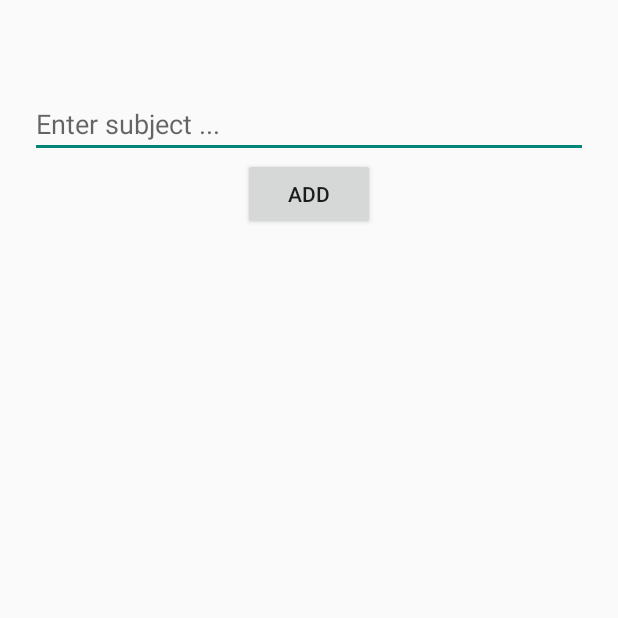
After one commit to daylermorais/MyNotes, an Android app: the Add_subject screen opened directly, with no data from a screen before it, on a phone screen of 412 x 824 dp, the top half of it. The commit adds this screen. Run offline under Robolectric (Android 15) with nearby library versions, the phone set to English and light mode, and no system bars.

Commit message:
Use Database

```diff
--- /dev/null
+++ b/app/src/main/java/com/daylermorais/android/mynotes/Add_subject.java
@@ -0,0 +1,50 @@
+package com.daylermorais.android.mynotes;
+
+import android.content.Intent;
+import android.os.Bundle;
+import android.view.View;
+import android.app.Activity;
+import android.widget.Button;
+import android.widget.EditText;
+
+import com.daylermorais.android.mynotes.data.MyNotesProvider;
+
+import java.sql.SQLException;
+
+public class Add_subject extends Activity implements View.OnClickListener{
+    EditText et;
+    Button add_bt;
+    MyNotesProvider dbcon;
+
+    @Override
+    protected void onCreate(Bundle savedInstanceState){
+        super.onCreate(savedInstanceState);
+        setContentView(R.layout.add_subject);
+        et = (EditText) findViewById(R.id.subject_et_id);
+        add_bt = (Button) findViewById(R.id.add_bt_id);
+
+        dbcon = new MyNotesProvider(this);
+        try {
+            dbcon.open();
+        } catch (SQLException e) {
+            e.printStackTrace();
+        }
+        add_bt.setOnClickListener(this);
+    }
+
+    @Override
+    public void onClick(View v){
+        switch ((v.getId())){
+            case R.id.add_bt_id:
+                String subject = et.getText().toString();
+                dbcon.insertSubject(subject);
+                Intent main = new Intent(Add_subject.this, MainActivity.class)
+                        .setFlags(Intent.FLAG_ACTIVITY_CLEAR_TOP);
+                startActivity(main);
+
+            default:
+                break;
+        }
+    }
+
+}
--- /dev/null
+++ b/app/src/main/java/com/daylermorais/android/mynotes/data/MyNotesDbHelper.java
@@ -0,0 +1,36 @@
+package com.daylermorais.android.mynotes.data;
+
+import android.content.Context;
+import android.database.sqlite.SQLiteDatabase;
+import android.database.sqlite.SQLiteOpenHelper;
+
+import com.daylermorais.android.mynotes.data.MyNotesContract.SubjectEntry;
+
+public class MyNotesDbHelper extends SQLiteOpenHelper {
+
+    // If you change the database schema, you must increment the database version.
+    private static final int DATABASE_VERSION = 1;
+
+    static final String DATABASE_NAME = "MyNotes.db";
+
+    public MyNotesDbHelper(Context context) {
+        super(context, DATABASE_NAME, null, DATABASE_VERSION);
+    }
+
+    @Override
+    public void onCreate(SQLiteDatabase sqLiteDatabase) {
+        // Create a table to hold subjects
+        final String SQL_CREATE_SUBJECT_TABLE = "CREATE TABLE " + SubjectEntry.TABLE_NAME + "(" +
+                SubjectEntry._ID + " INTEGER PRIMARY KEY," +
+                SubjectEntry.COLUMN_SUBJECT_DESCRIPTION + " TEXT UNIQUE NOT NULL" +
+                " );";
+
+        sqLiteDatabase.execSQL(SQL_CREATE_SUBJECT_TABLE);
+    }
+
+    @Override
+    public void onUpgrade(SQLiteDatabase sqLiteDatabase, int oldVersion, int newVersion){
+        sqLiteDatabase.execSQL("DROP TABLE IF EXISTS " + SubjectEntry.TABLE_NAME);
+        onCreate(sqLiteDatabase);
+    }
+}
--- /dev/null
+++ b/app/src/main/java/com/daylermorais/android/mynotes/data/MyNotesProvider.java
@@ -0,0 +1,65 @@
+package com.daylermorais.android.mynotes.data;
+
+import android.content.ContentValues;
+import android.content.Context;
+import android.database.Cursor;
+import android.database.sqlite.SQLiteDatabase;
+
+import com.daylermorais.android.mynotes.data.MyNotesContract.SubjectEntry;
+
+import java.sql.SQLException;
+
+public class MyNotesProvider {
+
+    private MyNotesDbHelper dbHelper;
+    private Context ourContext;
+    private SQLiteDatabase database;
+
+    public MyNotesProvider(Context c){
+
+        ourContext = c;
+    }
+
+    public MyNotesProvider open() throws SQLException{
+        dbHelper = new MyNotesDbHelper(ourContext);
+        database = dbHelper.getReadableDatabase();
+        return this;
+    }
+
+    public void  close() {
+
+        dbHelper.close();
+    }
+
+    // Getting Cursor to read data from table
+    public Cursor readData() {
+        String[] allColumns = new String[]{SubjectEntry._ID, SubjectEntry.COLUMN_SUBJECT_DESCRIPTION};
+        Cursor c = database.query(SubjectEntry.TABLE_NAME, allColumns, null, null, null, null, null);
+        if(c!=null){
+            c.moveToFirst();
+        }
+        return c;
+    }
+
+    //Inserting Data into Table
+    public void insertSubject(String subject){
+        ContentValues cv = new ContentValues();
+        cv.put(SubjectEntry.COLUMN_SUBJECT_DESCRIPTION, subject);
+        database.insert(SubjectEntry.TABLE_NAME, null, cv);
+    }
+
+    //Updating record data into table by id
+    public int updateData(long subjectID, String subjectDescription) {
+        ContentValues cvUpdate = new ContentValues();
+        cvUpdate.put(SubjectEntry.COLUMN_SUBJECT_DESCRIPTION, subjectDescription);
+        int i = database.update(SubjectEntry.TABLE_NAME, cvUpdate,
+                SubjectEntry._ID + " = " + subjectID, null);
+        return i;
+    }
+
+    // Deleting record data from table by id
+    public void deleteData(long memberID) {
+        database.delete(SubjectEntry.TABLE_NAME, SubjectEntry._ID + "="
+                + memberID, null);
+    }
+}
--- /dev/null
+++ b/app/src/main/res/layout/add_subject.xml
@@ -0,0 +1,27 @@
+<?xml version="1.0" encoding="utf-8"?>
+<LinearLayout
+    xmlns:android="http://schemas.android.com/apk/res/android"
+    android:layout_width="match_parent"
+    android:layout_height="match_parent"
+    android:orientation="vertical"
+    android:padding="20dp" >
+
+    <EditText
+        android:id="@+id/subject_et_id"
+        android:layout_width="match_parent"
+        android:layout_height="wrap_content"
+        android:ems="10"
+        android:layout_marginTop="40dp"
+        android:hint="Enter subject ...">
+
+        <requestFocus />
+    </EditText>
+
+    <Button
+        android:id="@+id/add_bt_id"
+        android:layout_width="wrap_content"
+        android:layout_height="wrap_content"
+        android:layout_gravity="center"
+        android:text="ADD" />
+
+</LinearLayout>
--- a/app/src/main/res/values/strings.xml
+++ b/app/src/main/res/values/strings.xml
@@ -3,4 +3,6 @@
     <string name="title_activity_main">MyNotes</string>
     <string name="hello_world">Hello world!</string>
     <string name="action_settings">Settings</string>
+    <string name="title_add_subject">Add Subject</string>
+    <string name="title_Modify_subject">Modify Subject</string>
 </resources>
```
Also changed, not shown: app/src/main/AndroidManifest.xml (+8 -0 lines), app/src/main/java/com/daylermorais/android/mynotes/MainActivity.java (+66 -42 lines), app/src/main/java/com/daylermorais/android/mynotes/Modify_subject.java (added, +77 -0 lines), app/src/main/java/com/daylermorais/android/mynotes/data/MyNotesContract.java (added, +17 -0 lines), app/src/main/res/layout/activity_main.xml (+22 -4 lines), app/src/main/res/layout/fragment_main.xml (deleted, +0 -12 lines), app/src/main/res/layout/modify_subject.xml (added, +35 -0 lines), app/src/main/res/layout/view_subject_entry.xml (added, +22 -0 lines).
